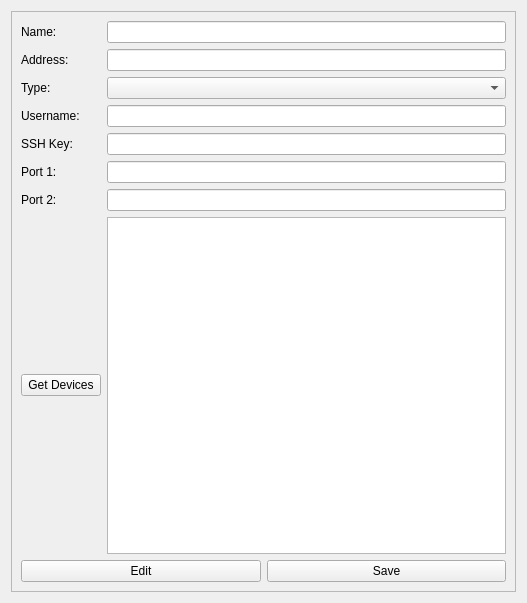
Old version of the form ilastik/applets/serverConfiguration/serverConfigForm.ui in the repository ilastik/ilastik.
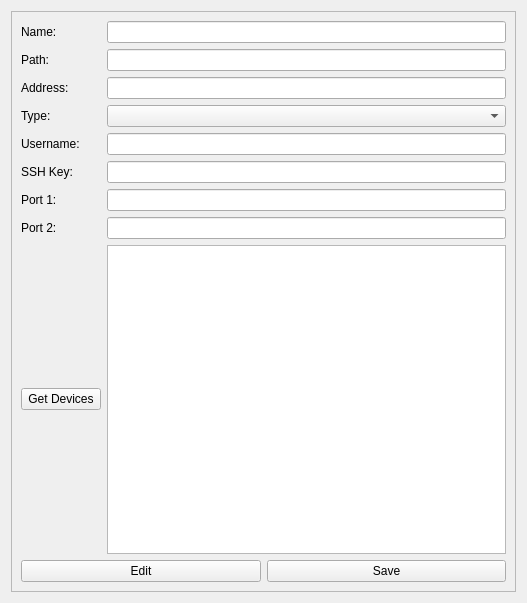
New version of the form.

Commit message: Fix serverUI behaviour

```diff
--- a/ilastik/applets/serverConfiguration/serverConfigForm.ui
+++ b/ilastik/applets/serverConfiguration/serverConfigForm.ui
@@ -27,17 +27,64 @@
        <layout class="QGridLayout" name="gridLayout_2">
         <item row="0" column="0" colspan="2">
          <layout class="QGridLayout" name="gridLayout_3">
-          <item row="9" column="0">
+          <item row="4" column="1">
+           <widget class="QLineEdit" name="usernameEdit"/>
+          </item>
+          <item row="3" column="0">
+           <widget class="QLabel" name="typeLabel">
+            <property name="text">
+             <string>Type:</string>
+            </property>
+           </widget>
+          </item>
+          <item row="11" column="0">
+           <widget class="QPushButton" name="getDevicesBtn">
+            <property name="text">
+             <string>Get Devices</string>
+            </property>
+           </widget>
+          </item>
+          <item row="0" column="1">
+           <widget class="QLineEdit" name="nameEdit"/>
+          </item>
+          <item row="0" column="0">
+           <widget class="QLabel" name="nameLabel">
+            <property name="text">
+             <string>Name:</string>
+            </property>
+           </widget>
+          </item>
+          <item row="3" column="1">
+           <widget class="QComboBox" name="typeList"/>
+          </item>
+          <item row="2" column="0">
+           <widget class="QLabel" name="addressLabel">
+            <property name="text">
+             <string>Address:</string>
+            </property>
+           </widget>
+          </item>
+          <item row="10" column="0">
            <widget class="QLabel" name="port2Label">
             <property name="text">
              <string>Port 2:</string>
             </property>
            </widget>
           </item>
-          <item row="1" column="1">
-           <widget class="QLineEdit" name="addressEdit"/>
+          <item row="5" column="1">
+           <widget class="QLineEdit" name="sshKeyEdit"/>
+          </item>
+          <item row="4" column="0">
+           <widget class="QLabel" name="usernameLabel">
+            <property name="text">
+             <string>Username:</string>
+            </property>
+           </widget>
           </item>
           <item row="10" column="1">
+           <widget class="QLineEdit" name="port2Edit"/>
+          </item>
+          <item row="11" column="1">
            <widget class="QListWidget" name="deviceList">
             <property name="minimumSize">
              <size>
@@ -47,70 +94,33 @@
             </property>
            </widget>
           </item>
-          <item row="3" column="0">
-           <widget class="QLabel" name="usernameLabel">
-            <property name="text">
-             <string>Username:</string>
-            </property>
-           </widget>
-          </item>
-          <item row="3" column="1">
-           <widget class="QLineEdit" name="usernameEdit"/>
-          </item>
-          <item row="1" column="0">
-           <widget class="QLabel" name="addressLabel">
-            <property name="text">
-             <string>Address:</string>
-            </property>
-           </widget>
-          </item>
-          <item row="4" column="1">
-           <widget class="QLineEdit" name="sshKeyEdit"/>
-          </item>
-          <item row="8" column="1">
-           <widget class="QLineEdit" name="port1Edit"/>
-          </item>
-          <item row="4" column="0">
+          <item row="5" column="0">
            <widget class="QLabel" name="sshKeyLabel">
             <property name="text">
              <string>SSH Key:</string>
             </property>
            </widget>
           </item>
-          <item row="10" column="0">
-           <widget class="QPushButton" name="getDevicesBtn">
-            <property name="text">
-             <string>Get Devices</string>
-            </property>
-           </widget>
+          <item row="2" column="1">
+           <widget class="QLineEdit" name="addressEdit"/>
           </item>
           <item row="9" column="1">
-           <widget class="QLineEdit" name="port2Edit"/>
+           <widget class="QLineEdit" name="port1Edit"/>
           </item>
-          <item row="8" column="0">
+          <item row="9" column="0">
            <widget class="QLabel" name="port1Label">
             <property name="text">
              <string>Port 1:</string>
             </property>
            </widget>
           </item>
-          <item row="0" column="1">
-           <widget class="QLineEdit" name="nameEdit"/>
+          <item row="1" column="1">
+           <widget class="QLineEdit" name="pathEdit"/>
           </item>
-          <item row="0" column="0">
-           <widget class="QLabel" name="nameLabel">
+          <item row="1" column="0">
+           <widget class="QLabel" name="pathLabel">
             <property name="text">
-             <string>Name:</string>
-            </property>
-           </widget>
-          </item>
-          <item row="2" column="1">
-           <widget class="QComboBox" name="typeList"/>
-          </item>
-          <item row="2" column="0">
-           <widget class="QLabel" name="typeLabel">
-            <property name="text">
-             <string>Type:</string>
+             <string>Path:</string>
             </property>
            </widget>
           </item>
```
The commit also changes 5 other files.
